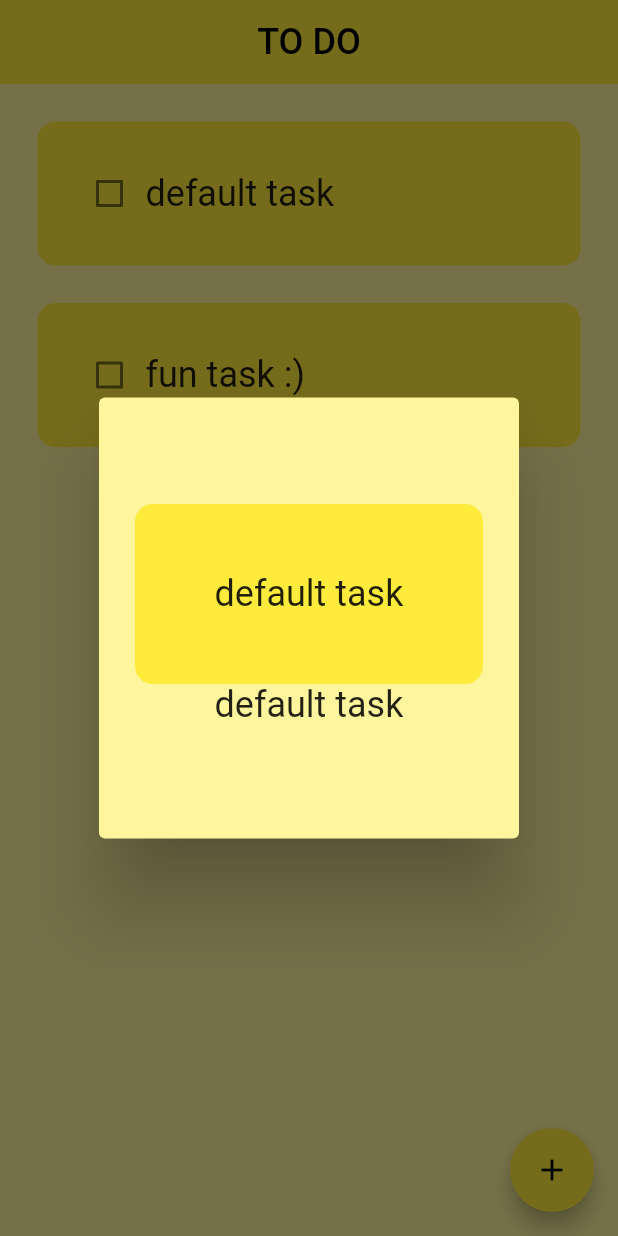
After one commit to Silve45/to_do_app, a Flutter app: the screen it shows after launch, after a tap on "default task", on a phone screen of 412 x 824 dp. The commit adds this screen. Run offline on Flutter 3.47's test engine with Material 3 defaults, Android fonts, the phone set to English and light mode, and no system bars; drawn by our look-alikes of flutter_slidable; our stand-ins replace hive_flutter; accounts and stored records are empty.

Commit message:
added way to see tasks by tapping on them! -first thing I did alone! very cool!

```diff
--- a/lib/pages/home_page.dart
+++ b/lib/pages/home_page.dart
@@ -2,6 +2,7 @@ import 'package:flutter/material.dart';
 import 'package:hive_flutter/hive_flutter.dart';
 import 'package:to_do_app/data/database.dart';
 import 'package:to_do_app/util/dialog_box.dart';
+import 'package:to_do_app/util/task_pop_up.dart';
 import 'package:to_do_app/util/todo_tile.dart';
 
 class HomePage extends StatefulWidget {
@@ -56,6 +57,16 @@ class _HomePageState extends State<HomePage> {
   }
 
 
+  void showTask(String text){
+    showDialog(context: context, builder: (context)
+    {
+      return TaskPopUp(neededText: text);
+    }
+    );
+
+
+  }
+
   //create new task(is finally created in the saveNewTask Method, but this is reponsible for the bulk of it! )
   void createNewTask(){
     showDialog(
@@ -105,6 +116,8 @@ class _HomePageState extends State<HomePage> {
             taskCompleted: db.toDoList[index][1],
             onChanged: (value) => checkBoxChanged(value, index),
             deleteFunction: (context) => deleteTask(index),
+            popUp: () => showTask(db.toDoList[index][0])//TaskPopUp(neededText: db.toDoList[index][0])
+
           );
 
         },
--- /dev/null
+++ b/lib/util/task_pop_up.dart
@@ -0,0 +1,47 @@
+import 'package:flutter/material.dart';
+
+class TaskPopUp extends StatelessWidget {
+
+  final String neededText;
+
+  TaskPopUp({
+    super.key,
+    required this.neededText
+
+  });
+
+  @override
+  Widget build(BuildContext context) {
+
+    return AlertDialog(
+        backgroundColor: Colors.yellow[200],
+        content: SizedBox(
+          height: 250,
+          child: Column(
+            mainAxisAlignment: MainAxisAlignment.center,
+            children: [
+              Container(
+                  child: Center(child: Text(neededText, maxLines: 1, overflow: TextOverflow.ellipsis, style: TextStyle(fontSize: 24),)),
+                  height: 120,
+                  padding: EdgeInsets.all(24),
+                  decoration: BoxDecoration(
+                    color: Colors.yellow,
+                    borderRadius: BorderRadius.circular(12),
+                  )
+              ),
+              SizedBox(
+                width: 200,
+                child: Text(
+                  neededText,
+                  maxLines : 3,
+                  overflow: TextOverflow.ellipsis,
+                  textAlign: TextAlign.center,
+                  style: TextStyle(fontSize: 24),
+                )
+              )
+            ],
+          ),
+        )
+    );
+  }
+}
--- a/lib/util/todo_tile.dart
+++ b/lib/util/todo_tile.dart
@@ -8,6 +8,7 @@ class ToDoTile extends StatelessWidget {
   final bool taskCompleted;
   Function (bool?)? onChanged;
   Function(BuildContext)? deleteFunction;
+  Function()? popUp;
 
   ToDoTile({
     super.key,
@@ -15,6 +16,7 @@ class ToDoTile extends StatelessWidget {
     required this.taskCompleted,
     required this.onChanged,
     required this.deleteFunction,
+    required this.popUp,
 
   });
 
@@ -39,7 +41,10 @@ class ToDoTile extends StatelessWidget {
           ],
 
         ),
+        child: GestureDetector(
+          onTap: popUp,
           child: Container(
+
             padding: EdgeInsets.all(24),
             decoration: BoxDecoration(
               color: Colors.yellow,
@@ -56,8 +61,11 @@ class ToDoTile extends StatelessWidget {
                 ),
 
                 //taskname
-              Text(
+                SizedBox(
+                  width: 210, // uh... so I didn't know the width, but this worked so...
+                  child: Text(
                     taskName,
+                    overflow: TextOverflow.ellipsis,
                     style: TextStyle(
                       fontSize: 24,
                       decoration: taskCompleted ? TextDecoration.lineThrough : TextDecoration.none,
@@ -65,11 +73,13 @@ class ToDoTile extends StatelessWidget {
                   ),
 
                   ),
+                ),
               ],
             ),
 
           ),
         ),
+      ),
     );
   }
 }
```
Lines whose indentation alone changed are shown as unchanged.
